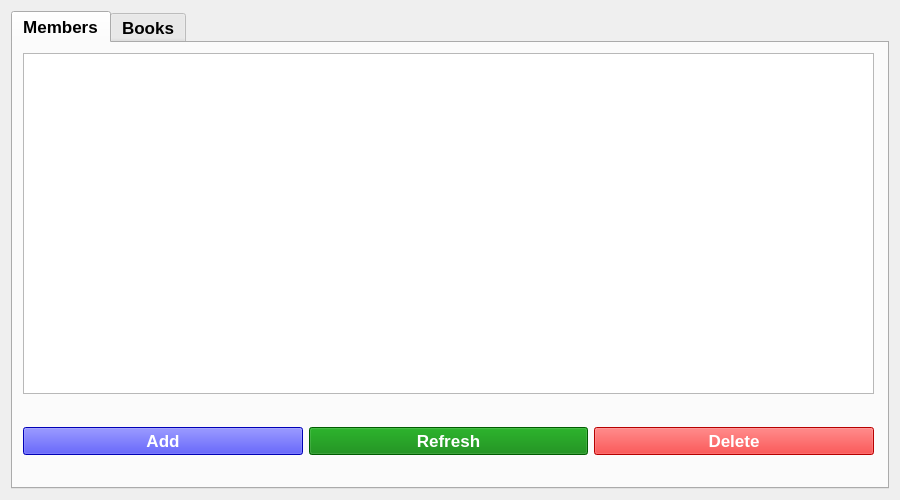
First picture: the form in UI/uifiles/admin.ui, repository ayushr01/Library-Management-System, before the edit.
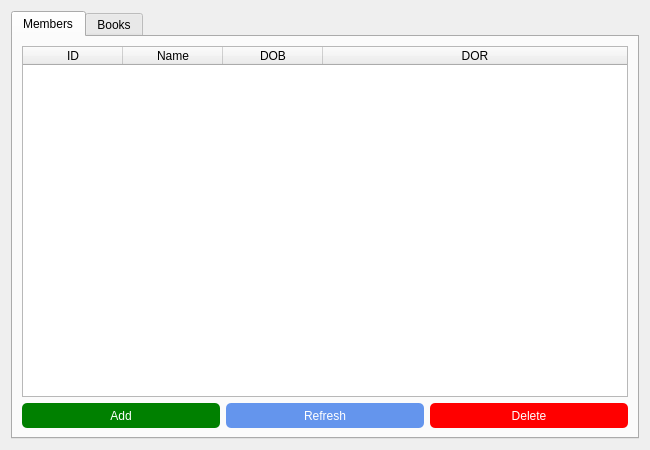
Second picture: the form after the edit.

Commit message: Updated admin window

Patch:
```diff
--- a/UI/uifiles/admin.ui
+++ b/UI/uifiles/admin.ui
@@ -1,90 +1,48 @@
 <?xml version="1.0" encoding="UTF-8"?>
 <ui version="4.0">
  <class>AdminWindow</class>
- <widget class="QWidget" name="AdminWindow">
+ <widget class="QDialog" name="AdminWindow">
   <property name="geometry">
    <rect>
     <x>0</x>
     <y>0</y>
-    <width>900</width>
-    <height>500</height>
+    <width>650</width>
+    <height>450</height>
    </rect>
   </property>
-  <property name="sizePolicy">
-   <sizepolicy hsizetype="Fixed" vsizetype="Fixed">
-    <horstretch>0</horstretch>
-    <verstretch>0</verstretch>
-   </sizepolicy>
-  </property>
   <property name="minimumSize">
    <size>
-    <width>900</width>
-    <height>500</height>
+    <width>650</width>
+    <height>450</height>
    </size>
   </property>
   <property name="maximumSize">
    <size>
-    <width>900</width>
-    <height>500</height>
+    <width>800</width>
+    <height>600</height>
    </size>
   </property>
-  <property name="font">
-   <font>
-    <pointsize>13</pointsize>
-    <bold>true</bold>
-   </font>
-  </property>
   <property name="windowTitle">
    <string>Admin</string>
   </property>
-  <layout class="QFormLayout" name="formLayout">
-   <item row="0" column="0" colspan="2">
+  <layout class="QVBoxLayout" name="verticalLayout">
+   <item>
     <widget class="QTabWidget" name="tabWidget">
-     <property name="font">
-      <font>
-       <pointsize>13</pointsize>
-       <bold>true</bold>
-      </font>
-     </property>
      <property name="currentIndex">
       <number>0</number>
      </property>
      <widget class="QWidget" name="memtab">
-      <property name="sizePolicy">
-       <sizepolicy hsizetype="Preferred" vsizetype="Preferred">
-        <horstretch>0</horstretch>
-        <verstretch>0</verstretch>
-       </sizepolicy>
-      </property>
       <attribute name="title">
        <string>Members</string>
       </attribute>
+      <layout class="QVBoxLayout" name="verticalLayout_2" stretch="8,1">
+       <item>
       <widget class="QTableWidget" name="memtable">
-       <property name="geometry">
-        <rect>
-         <x>10</x>
-         <y>10</y>
-         <width>851</width>
-         <height>341</height>
-        </rect>
-       </property>
-       <property name="font">
-        <font>
-         <pointsize>13</pointsize>
-         <bold>false</bold>
-        </font>
-       </property>
-       <property name="horizontalScrollBarPolicy">
-        <enum>Qt::ScrollBarAsNeeded</enum>
-       </property>
-       <property name="editTriggers">
-        <set>QAbstractItemView::NoEditTriggers</set>
-       </property>
-       <property name="selectionBehavior">
-        <enum>QAbstractItemView::SelectRows</enum>
-       </property>
        <attribute name="horizontalHeaderVisible">
-        <bool>false</bool>
+          <bool>true</bool>
+         </attribute>
+         <attribute name="horizontalHeaderStretchLastSection">
+          <bool>true</bool>
        </attribute>
        <attribute name="verticalHeaderVisible">
         <bool>false</bool>
@@ -110,33 +68,27 @@
         </property>
        </column>
       </widget>
-      <widget class="QWidget" name="layoutWidget">
-       <property name="geometry">
-        <rect>
-         <x>10</x>
-         <y>380</y>
-         <width>851</width>
-         <height>36</height>
-        </rect>
-       </property>
-       <property name="font">
-        <font>
-         <pointsize>13</pointsize>
-         <bold>true</bold>
-        </font>
-       </property>
-       <layout class="QHBoxLayout" name="horizontalLayout">
+       </item>
+       <item>
+        <layout class="QHBoxLayout" name="membuttons">
         <item>
          <widget class="QPushButton" name="addmem">
-          <property name="font">
-           <font>
-            <pointsize>13</pointsize>
-            <bold>true</bold>
-           </font>
+           <property name="minimumSize">
+            <size>
+             <width>0</width>
+             <height>25</height>
+            </size>
           </property>
           <property name="styleSheet">
-           <string notr="true">background-color : blue;
-color: white;</string>
+            <string notr="true">QPushButton#addmem{
+	background-color: green;
+	border-radius: 5px;
+	color: white;
+}
+
+QPushButton#addmem:hover{
+	border: 2px solid teal;
+}</string>
           </property>
           <property name="text">
            <string>Add</string>
@@ -145,15 +97,22 @@
         </item>
         <item>
          <widget class="QPushButton" name="refreshmem">
-          <property name="font">
-           <font>
-            <pointsize>13</pointsize>
-            <bold>true</bold>
-           </font>
+           <property name="minimumSize">
+            <size>
+             <width>0</width>
+             <height>25</height>
+            </size>
           </property>
           <property name="styleSheet">
-           <string notr="true">background-color : green;
-color: white;</string>
+            <string notr="true">QPushButton#refreshmem{
+	background-color: cornflowerblue;
+	border-radius: 5px;
+	color: white;
+}
+
+QPushButton#refreshmem:hover{
+	border: 2px solid teal;
+}</string>
           </property>
           <property name="text">
            <string>Refresh</string>
@@ -162,15 +121,22 @@
         </item>
         <item>
          <widget class="QPushButton" name="deletemem">
-          <property name="font">
-           <font>
-            <pointsize>13</pointsize>
-            <bold>true</bold>
-           </font>
+           <property name="minimumSize">
+            <size>
+             <width>0</width>
+             <height>25</height>
+            </size>
           </property>
           <property name="styleSheet">
-           <string notr="true">background-color : red;
-color: white;</string>
+            <string notr="true">QPushButton#deletemem{
+	background-color: red;
+	border-radius: 5px;
+	color: white;
+}
+
+QPushButton#deletemem:hover{
+	border: 2px solid teal;
+}</string>
           </property>
           <property name="text">
            <string>Delete</string>
@@ -178,7 +144,8 @@
          </widget>
         </item>
        </layout>
-      </widget>
+       </item>
+      </layout>
      </widget>
      <widget class="QWidget" name="booktab">
       <property name="sizePolicy">
```
Left out of the diff: 120 changed lines with no effect on the pictures. Lines whose indentation alone changed are shown as unchanged. The commit also changes 3 other files.
